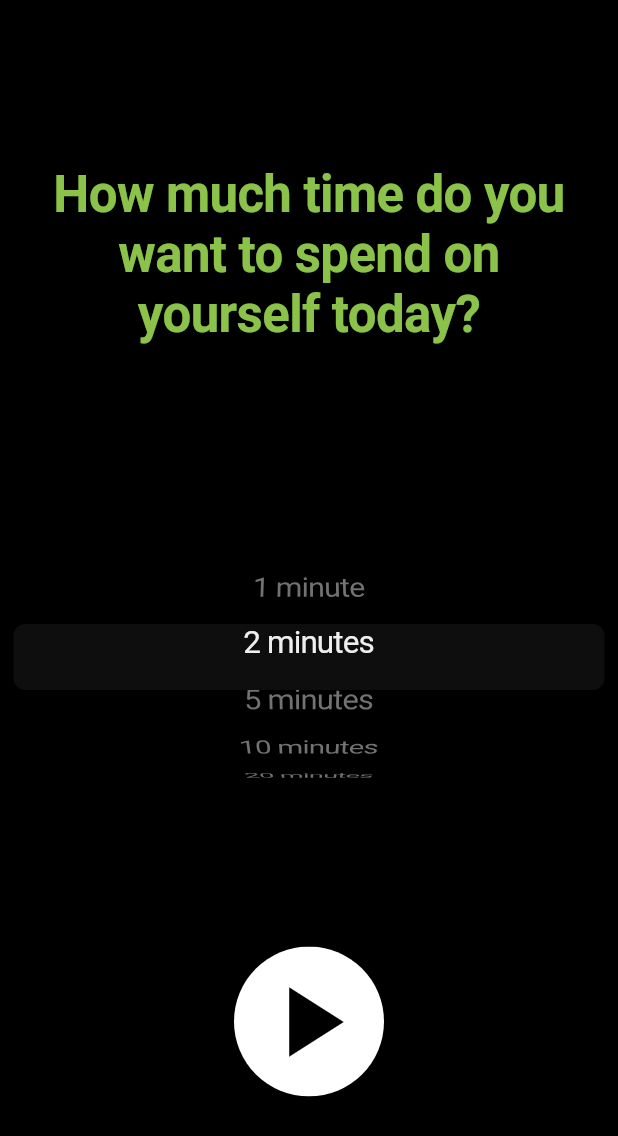
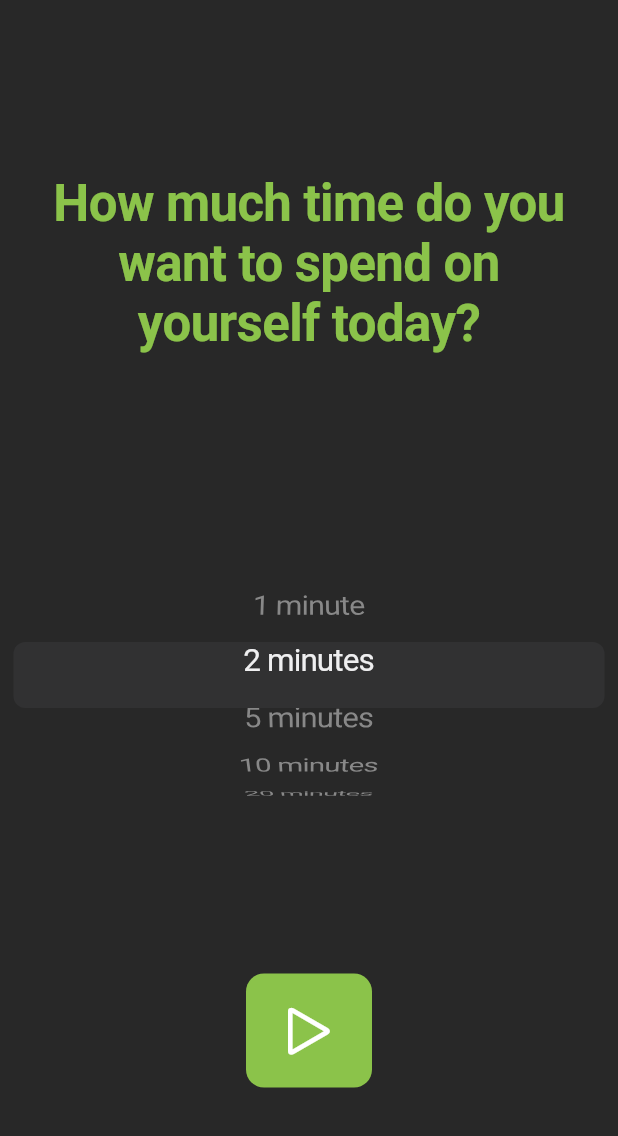
Before and after one commit to sventropy/spiramentum2, a Flutter app: the screen it shows after launch, after a tap on "2 minutes", on a phone screen of 412 x 824 dp. Shown: the top 1136 px of the screen. Run offline on Flutter 3.47's test engine with Material 2 defaults, Android fonts, the light colour scheme and no system bars; our stand-ins replace sprintf.

Commit message:
moved back to cupertino button, moved colors to theme file, overrode status bar color

```diff
--- a/src/spiramentum2/lib/home.dart
+++ b/src/spiramentum2/lib/home.dart
@@ -4,7 +4,7 @@ import 'package:spiramentum2/mindfulStore.dart';
 import 'dart:async';
 import 'package:sprintf/sprintf.dart';
 import 'package:flutter/animation.dart';
-
+import 'theme.dart';
 
 class MyHomePage extends StatefulWidget {
   MyHomePage({Key key, this.title}) : super(key: key);
@@ -26,6 +26,7 @@ class _MyHomePageState extends State<MyHomePage> with SingleTickerProviderStateM
   Animation<double> _pickerAnimation;
   Animation<double> _counterLabelAnimation;
 
+
   @override
   void initState() {
     super.initState();
@@ -35,7 +36,7 @@ class _MyHomePageState extends State<MyHomePage> with SingleTickerProviderStateM
     _mindfulStore = new MindfulStore();
     _animationController  =
         AnimationController(duration: const Duration(milliseconds: 400), vsync: this);
-    _pickerAnimation = Tween<double>(begin: 1, end:0).animate(_animationController);
+    _pickerAnimation = Tween<double>(begin: 1, end: 0).animate(_animationController);
     _counterLabelAnimation = Tween<double>(begin: 0, end: 1).animate(_animationController);
   }
 
@@ -53,7 +54,7 @@ class _MyHomePageState extends State<MyHomePage> with SingleTickerProviderStateM
       child: Text("How much time do you want to spend on yourself today?",
         style: TextStyle(
             fontWeight: FontWeight.bold,
-            color:Colors.lightGreen
+            color: kPrimaryAccentColor
         ),
         textScaleFactor: 2,
         textAlign: TextAlign.center)
@@ -91,25 +92,20 @@ class _MyHomePageState extends State<MyHomePage> with SingleTickerProviderStateM
           style: TextStyle(
               fontWeight: FontWeight.bold,
               fontSize: 64.0,
-              color: Colors.white),
+              color: kTextColor),
           textAlign: TextAlign.center,
         ),
       ),
     );
 
-    final startStopButton = ClipOval(
-      child: Material(
-        color: Colors.white, // button color
-        child: InkWell(
-          splashColor: Colors.lightGreen, // inkwell color
-          child: SizedBox(
-            height: 100,
-            width: 100,
+    final startStopButton = CupertinoButton(
+      color: Colors.lightGreen,
       child: Icon(
-                _isTimerRunning ? Icons.cancel : Icons.play_arrow,
-                color: Colors.black, size: 80),
+          _isTimerRunning ? CupertinoIcons.clear : CupertinoIcons.play_arrow,
+          color: kTextColor,
+          size: 44
       ),
-          onTap: () {
+      onPressed: () {
         if (_isTimerRunning) {
           _animationController.reverse();
           this._cancelTimer();
@@ -122,12 +118,10 @@ class _MyHomePageState extends State<MyHomePage> with SingleTickerProviderStateM
         }
         _updateTimer();
       },
-        ),
-      ),
     );
 
     return CupertinoPageScaffold(
-      backgroundColor: Colors.black,
+      backgroundColor: kBackgroundColor,
       child: Center(
         child: Column(
           mainAxisAlignment: MainAxisAlignment.center,
--- a/src/spiramentum2/lib/main.dart
+++ b/src/spiramentum2/lib/main.dart
@@ -1,7 +1,19 @@
+import 'package:flutter/material.dart';
 import 'package:flutter/cupertino.dart';
+import 'package:flutter/services.dart';
 import 'home.dart';
 
-void main() => runApp(MyApp());
+
+void main() {
+  // Override status bar on ios
+  SystemChrome.setSystemUIOverlayStyle(
+      SystemUiOverlayStyle(
+        statusBarColor: Colors.white, // android
+        statusBarBrightness: Brightness.dark // iOS
+      )
+  );
+  runApp(MyApp());
+}
 
 class MyApp extends StatelessWidget {
   @override
--- /dev/null
+++ b/src/spiramentum2/lib/theme.dart
@@ -0,0 +1,6 @@
+import 'package:flutter/cupertino.dart';
+import 'package:flutter/material.dart';
+
+final Color kPrimaryAccentColor = Colors.lightGreen;
+final Color kTextColor = Colors.white;
+final Color kBackgroundColor = Color.fromARGB(255, 40, 40, 40);
```
Lines whose indentation alone changed are shown as unchanged.
